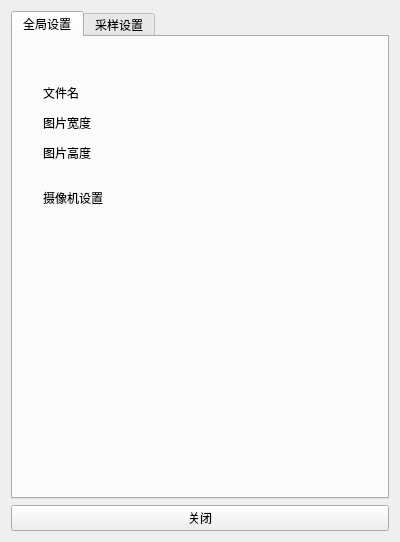
First picture: the form in rendersetting.ui, repository blueroseslol/QtRaytracing, before the edit.
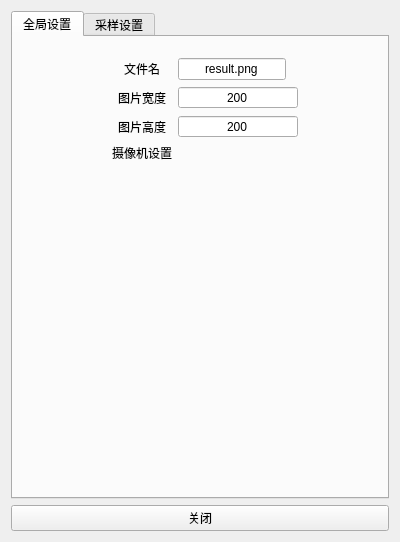
Second picture: the form after the edit.

What changed in the file:
```diff
--- a/rendersetting.ui
+++ b/rendersetting.ui
@@ -23,57 +23,150 @@
       <attribute name="title">
        <string>全局设置</string>
       </attribute>
-      <widget class="QLabel" name="label">
+      <widget class="QWidget" name="formLayoutWidget">
        <property name="geometry">
         <rect>
-         <x>30</x>
-         <y>50</y>
-         <width>54</width>
-         <height>12</height>
+         <x>9</x>
+         <y>11</y>
+         <width>361</width>
+         <height>441</height>
         </rect>
        </property>
-       <property name="text">
-        <string>文件名</string>
-       </property>
-      </widget>
-      <widget class="QLabel" name="label_2">
-       <property name="geometry">
-        <rect>
-         <x>30</x>
-         <y>80</y>
-         <width>54</width>
-         <height>12</height>
-        </rect>
-       </property>
-       <property name="text">
-        <string>图片宽度</string>
-       </property>
-      </widget>
-      <widget class="QLabel" name="label_3">
-       <property name="geometry">
-        <rect>
-         <x>30</x>
-         <y>110</y>
-         <width>54</width>
-         <height>12</height>
-        </rect>
-       </property>
-       <property name="text">
-        <string>图片高度</string>
-       </property>
-      </widget>
-      <widget class="QLabel" name="label_4">
-       <property name="geometry">
-        <rect>
-         <x>30</x>
-         <y>150</y>
-         <width>81</width>
-         <height>21</height>
-        </rect>
-       </property>
-       <property name="text">
-        <string>摄像机设置</string>
-       </property>
+       <layout class="QFormLayout" name="formLayout_global">
+        <property name="fieldGrowthPolicy">
+         <enum>QFormLayout::FieldsStayAtSizeHint</enum>
+        </property>
+        <property name="labelAlignment">
+         <set>Qt::AlignCenter</set>
+        </property>
+        <property name="formAlignment">
+         <set>Qt::AlignHCenter|Qt::AlignTop</set>
+        </property>
+        <property name="leftMargin">
+         <number>10</number>
+        </property>
+        <property name="topMargin">
+         <number>10</number>
+        </property>
+        <property name="rightMargin">
+         <number>10</number>
+        </property>
+        <property name="bottomMargin">
+         <number>10</number>
+        </property>
+        <item row="0" column="0">
+         <widget class="QLabel" name="label_fileName">
+          <property name="text">
+           <string>文件名</string>
+          </property>
+         </widget>
+        </item>
+        <item row="0" column="1">
+         <widget class="QLineEdit" name="lineEdit_fileName">
+          <property name="maximumSize">
+           <size>
+            <width>120</width>
+            <height>16777215</height>
+           </size>
+          </property>
+          <property name="text">
+           <string>result.png</string>
+          </property>
+          <property name="alignment">
+           <set>Qt::AlignCenter</set>
+          </property>
+         </widget>
+        </item>
+        <item row="1" column="0">
+         <widget class="QLabel" name="label_imageWidth">
+          <property name="text">
+           <string>图片宽度</string>
+          </property>
+         </widget>
+        </item>
+        <item row="1" column="1">
+         <widget class="QSpinBox" name="spinBox_imageWidth">
+          <property name="minimumSize">
+           <size>
+            <width>120</width>
+            <height>0</height>
+           </size>
+          </property>
+          <property name="maximumSize">
+           <size>
+            <width>120</width>
+            <height>16777215</height>
+           </size>
+          </property>
+          <property name="contextMenuPolicy">
+           <enum>Qt::NoContextMenu</enum>
+          </property>
+          <property name="alignment">
+           <set>Qt::AlignCenter</set>
+          </property>
+          <property name="buttonSymbols">
+           <enum>QAbstractSpinBox::NoButtons</enum>
+          </property>
+          <property name="showGroupSeparator" stdset="0">
+           <bool>false</bool>
+          </property>
+          <property name="minimum">
+           <number>1</number>
+          </property>
+          <property name="maximum">
+           <number>8000</number>
+          </property>
+          <property name="value">
+           <number>200</number>
+          </property>
+         </widget>
+        </item>
+        <item row="2" column="0">
+         <widget class="QLabel" name="label_imageHeight">
+          <property name="text">
+           <string>图片高度</string>
+          </property>
+         </widget>
+        </item>
+        <item row="2" column="1">
+         <widget class="QSpinBox" name="spinBox_imageHeight">
+          <property name="minimumSize">
+           <size>
+            <width>120</width>
+            <height>0</height>
+           </size>
+          </property>
+          <property name="maximumSize">
+           <size>
+            <width>120</width>
+            <height>16777215</height>
+           </size>
+          </property>
+          <property name="alignment">
+           <set>Qt::AlignCenter</set>
+          </property>
+          <property name="buttonSymbols">
+           <enum>QAbstractSpinBox::NoButtons</enum>
+          </property>
+          <property name="minimum">
+           <number>1</number>
+          </property>
+          <property name="maximum">
+           <number>8000</number>
+          </property>
+          <property name="value">
+           <number>200</number>
+          </property>
+         </widget>
+        </item>
+        <item row="3" column="0">
+         <widget class="QLabel" name="label_cameraSetting">
+          <property name="text">
+           <string>摄像机设置</string>
+          </property>
+         </widget>
+        </item>
+       </layout>
       </widget>
      </widget>
      <widget class="QWidget" name="tab_2">
```
Left out of the diff: 2 changed lines with no effect on the pictures.
